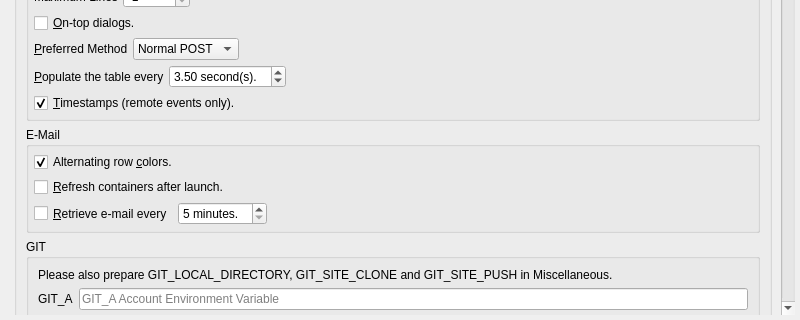
Qt form branches/trunk/UI/spot-on-options.ui (textbrowser/spot-on) before a commit; both pictures show x 0 to 800 and y 480 to 800 of the 800 by 800 pixel window.
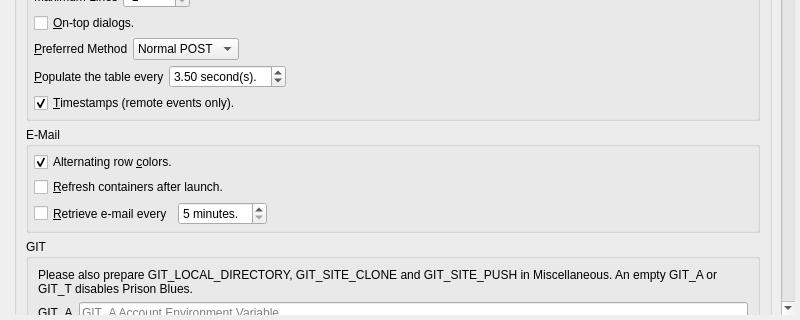
The same form after that commit. Icons and pictures are not drawn.

Diff of the .ui file:
```diff
--- a/branches/trunk/UI/spot-on-options.ui
+++ b/branches/trunk/UI/spot-on-options.ui
@@ -45,7 +45,7 @@
          <x>0</x>
          <y>-756</y>
          <width>769</width>
-         <height>5118</height>
+         <height>5138</height>
         </rect>
        </property>
        <layout class="QVBoxLayout" name="verticalLayout_25">
@@ -709,7 +709,7 @@
               <item>
                <widget class="QLabel" name="label_38">
                 <property name="text">
-                 <string>Please also prepare GIT_LOCAL_DIRECTORY, GIT_SITE_CLONE and GIT_SITE_PUSH in Miscellaneous.</string>
+                 <string>Please also prepare GIT_LOCAL_DIRECTORY, GIT_SITE_CLONE and GIT_SITE_PUSH in Miscellaneous. An empty GIT_A or GIT_T disables Prison Blues.</string>
                 </property>
                 <property name="wordWrap">
                  <bool>true</bool>
```
Left out of the diff: 5 changed lines with no effect on the pictures.
